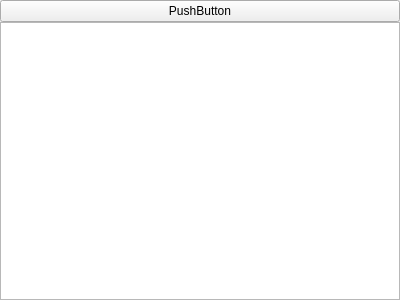
First picture: the form in Organiser/gui/widgets/widgetnotes.ui, repository lit-uriy/KanbanOrganiser, before the edit.
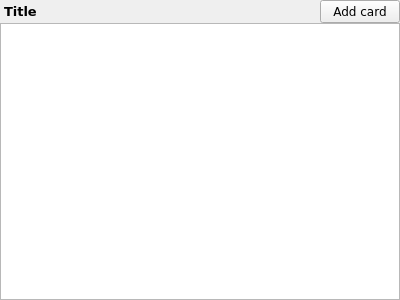
Second picture: the form after the edit. Icons and pictures are not drawn.

Diff of the .ui file:
```diff
--- a/Organiser/gui/widgets/widgetnotes.ui
+++ b/Organiser/gui/widgets/widgetnotes.ui
@@ -39,7 +39,7 @@
        <number>0</number>
       </property>
       <property name="leftMargin">
-       <number>0</number>
+       <number>4</number>
       </property>
       <property name="topMargin">
        <number>0</number>
@@ -50,10 +50,47 @@
       <property name="bottomMargin">
        <number>0</number>
       </property>
+      <item>
+       <widget class="QLabel" name="lblTitle">
+        <property name="font">
+         <font>
+          <family>Verdana</family>
+          <pointsize>10</pointsize>
+          <weight>75</weight>
+          <bold>true</bold>
+         </font>
+        </property>
+        <property name="text">
+         <string notr="true">Title</string>
+        </property>
+       </widget>
+      </item>
+      <item>
+       <spacer name="horizontalSpacer">
+        <property name="orientation">
+         <enum>Qt::Horizontal</enum>
+        </property>
+        <property name="sizeHint" stdset="0">
+         <size>
+          <width>0</width>
+          <height>20</height>
+         </size>
+        </property>
+       </spacer>
+      </item>
       <item>
        <widget class="QPushButton" name="btnAddNote">
+        <property name="font">
+         <font>
+          <family>Verdana</family>
+         </font>
+        </property>
         <property name="text">
-         <string>PushButton</string>
+         <string>Add card</string>
+        </property>
+        <property name="icon">
+         <iconset resource="../../resources.qrc">
+          <normaloff>:/icons/resources/icons/add.png</normaloff>:/icons/resources/icons/add.png</iconset>
         </property>
        </widget>
       </item>
```
Left out of the diff: 4 changed lines with no effect on the pictures.
